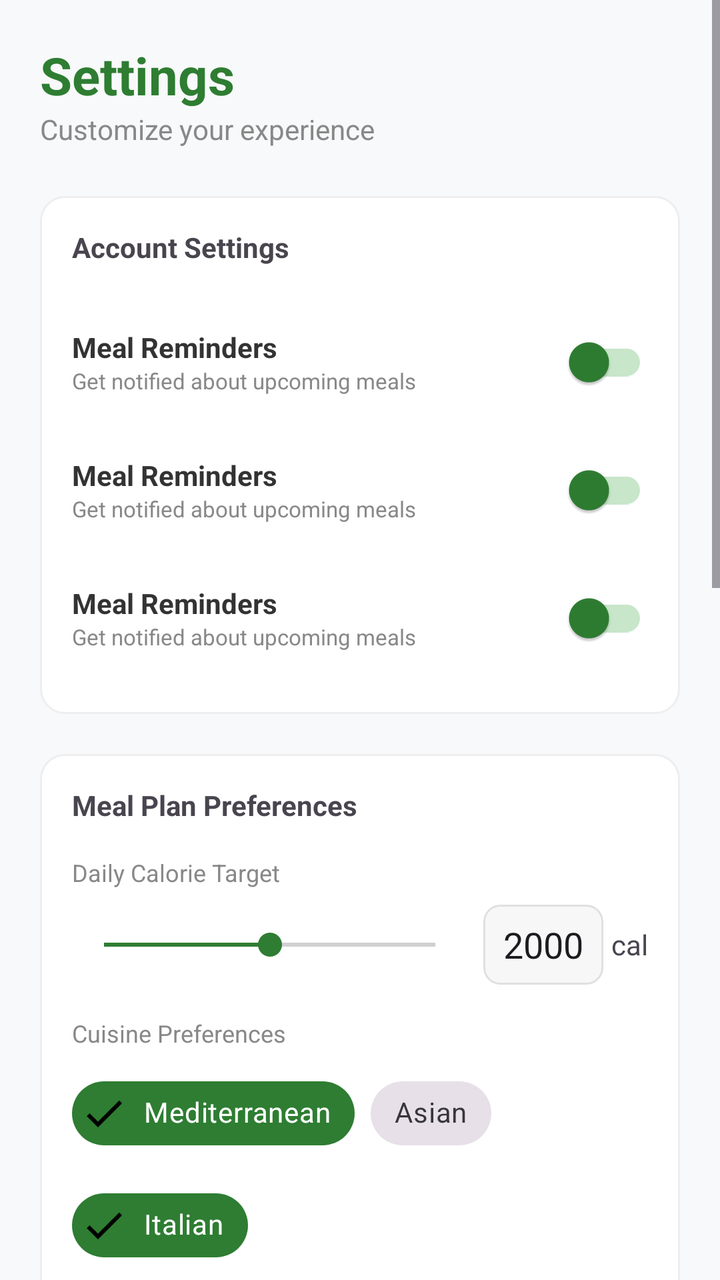
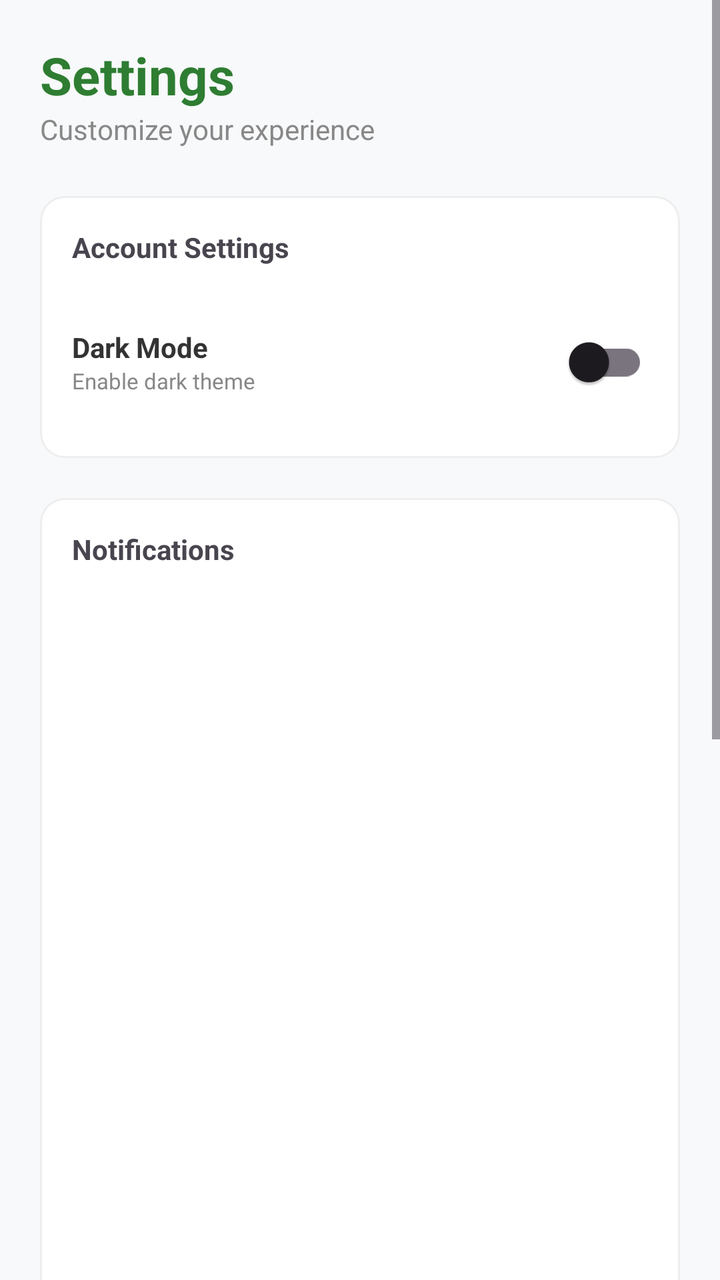

Screens rendered from an Android XML layout before and after an edit, with the pre-edit source and the edit as a unified diff.
<!-- AndroidManifest.xml: application theme Theme.NutriNest -->
<!-- res/layout/fragment_settings.xml -->
<?xml version="1.0" encoding="utf-8"?>
<ScrollView xmlns:android="http://schemas.android.com/apk/res/android"
    xmlns:app="http://schemas.android.com/apk/res-auto"
    android:layout_width="match_parent"
    android:layout_height="match_parent"
    android:background="#F8F9FA"
    android:fillViewport="true">

    <LinearLayout
        android:layout_width="match_parent"
        android:layout_height="wrap_content"
        android:orientation="vertical"
        android:padding="20dp">

        <TextView
            android:layout_width="wrap_content"
            android:layout_height="wrap_content"
            android:text="Settings"
            android:textColor="#2E7D32"
            android:textSize="26sp"
            android:textStyle="bold" />

        <TextView
            android:layout_width="wrap_content"
            android:layout_height="wrap_content"
            android:text="Customize your experience"
            android:textColor="#888888"
            android:layout_marginBottom="24dp"/>

        
        <LinearLayout
            android:layout_width="match_parent"
            android:layout_height="wrap_content"
            android:background="@drawable/bg_card"
            android:orientation="vertical"
            android:padding="16dp">

            <TextView android:text="Account Settings" android:textStyle="bold" android:layout_width="match_parent" android:layout_height="wrap_content" android:layout_marginBottom="16dp"/>

            <include layout="@layout/item_setting_toggle" />
            <include layout="@layout/item_setting_toggle" />
            <include layout="@layout/item_setting_toggle" />
        </LinearLayout>

        
        <LinearLayout
            android:layout_width="match_parent"
            android:layout_height="wrap_content"
            android:layout_marginTop="20dp"
            android:background="@drawable/bg_card"
            android:orientation="vertical"
            android:padding="16dp">

            <TextView android:text="Meal Plan Preferences" android:textStyle="bold" android:layout_width="match_parent" android:layout_height="wrap_content"/>

            <TextView android:text="Daily Calorie Target" android:layout_marginTop="16dp" android:textSize="12sp" android:textColor="#888888" android:layout_width="wrap_content" android:layout_height="wrap_content"/>

            <LinearLayout android:layout_width="match_parent" android:layout_height="wrap_content" android:gravity="center_vertical" android:orientation="horizontal" android:layout_marginTop="8dp">
                <SeekBar android:id="@+id/sbCalories" android:layout_width="0dp" android:layout_height="wrap_content" android:layout_weight="1" android:max="4000" android:progress="2000" android:progressTint="#2E7D32" android:thumbTint="#2E7D32"/>
                <EditText android:layout_width="60dp" android:layout_height="40dp" android:text="2000" android:gravity="center" android:background="@drawable/bg_input_field" android:layout_marginStart="8dp"/>
                <TextView android:text="cal" android:layout_marginStart="4dp" android:layout_width="wrap_content" android:layout_height="wrap_content"/>
            </LinearLayout>

            
            <TextView android:text="Cuisine Preferences" android:layout_marginTop="16dp" android:textSize="12sp" android:textColor="#888888" android:layout_width="wrap_content" android:layout_height="wrap_content"/>
            <com.google.android.material.chip.ChipGroup
                android:layout_width="match_parent"
                android:layout_height="wrap_content"
                android:layout_marginTop="8dp"
                app:chipSpacing="8dp">
                <com.google.android.material.chip.Chip style="@style/Widget.MaterialComponents.Chip.Filter" android:layout_width="wrap_content" android:layout_height="wrap_content" android:text="Mediterranean" android:checked="true" app:chipBackgroundColor="#2E7D32" android:textColor="@color/white"/>
                <com.google.android.material.chip.Chip style="@style/Widget.MaterialComponents.Chip.Filter" android:layout_width="wrap_content" android:layout_height="wrap_content" android:text="Asian" />
                <com.google.android.material.chip.Chip style="@style/Widget.MaterialComponents.Chip.Filter" android:layout_width="wrap_content" android:layout_height="wrap_content" android:text="Italian" android:checked="true" app:chipBackgroundColor="#2E7D32" android:textColor="@color/white"/>
            </com.google.android.material.chip.ChipGroup>
        </LinearLayout>

        
        <LinearLayout
            android:layout_width="match_parent"
            android:layout_height="wrap_content"
            android:layout_marginTop="20dp"
            android:background="@drawable/bg_card"
            android:orientation="vertical"
            android:padding="16dp">

            <TextView android:text="Notifications" android:textStyle="bold" android:layout_width="match_parent" android:layout_height="wrap_content"/>

            <ListView
                android:id="@+id/lvNotifications"
                android:layout_width="match_parent"
                android:layout_height="350dp"
                android:layout_marginTop="12dp"
                android:divider="@android:color/transparent"
                android:dividerHeight="8dp" />
        </LinearLayout>

        
        <LinearLayout
            android:layout_width="match_parent"
            android:layout_height="wrap_content"
            android:layout_marginTop="20dp"
            android:background="@drawable/bg_card"
            android:orientation="vertical"
            android:padding="16dp">

            <TextView android:text="Data &amp; Privacy" android:textStyle="bold" android:layout_width="match_parent" android:layout_height="wrap_content"/>

            <Button
                android:id="@+id/btnExport"
                style="@style/Widget.MaterialComponents.Button.TextButton"
                android:layout_width="match_parent"
                android:layout_height="55dp"
                android:layout_marginTop="12dp"
                android:backgroundTint="#F5F5F5"
                android:text="Export My Data"
                android:textColor="#333333"
                android:textAllCaps="false"
                app:icon="@drawable/ic_download"
                app:iconTint="#2E7D32" />

            <Button
                android:id="@+id/btnDelete"
                style="@style/Widget.MaterialComponents.Button.TextButton"
                android:layout_width="match_parent"
                android:layout_height="55dp"
                android:layout_marginTop="8dp"
                android:backgroundTint="#FFF0F0"
                android:text="Delete My Account"
                android:textColor="#D32F2F"
                android:textAllCaps="false"
                app:icon="@drawable/ic_delete"
                app:iconTint="#D32F2F" />
        </LinearLayout>

        
        <TextView
            android:layout_width="match_parent"
            android:layout_height="wrap_content"
            android:layout_marginTop="32dp"
            android:layout_marginBottom="24dp"
            android:gravity="center"
            android:text="NutriNest v1.2.0\n© 2026 NutriNest. All rights reserved."
            android:textColor="#BBBBBB"
            android:textSize="12sp" />

    </LinearLayout>
</ScrollView>
<!-- res/layout/item_setting_toggle.xml (included above) -->
<?xml version="1.0" encoding="utf-8"?>
<LinearLayout xmlns:android="http://schemas.android.com/apk/res/android"
    android:layout_width="match_parent"
    android:layout_height="wrap_content"
    android:gravity="center_vertical"
    android:orientation="horizontal"
    android:paddingVertical="8dp">

    <LinearLayout
        android:layout_width="0dp"
        android:layout_height="wrap_content"
        android:layout_weight="1"
        android:orientation="vertical">

        <TextView
            android:id="@+id/tvSettingTitle"
            android:layout_width="wrap_content"
            android:layout_height="wrap_content"
            android:text="Meal Reminders"
            android:textColor="#333333"
            android:textStyle="bold"
            android:textSize="14sp" />

        <TextView
            android:id="@+id/tvSettingSub"
            android:layout_width="wrap_content"
            android:layout_height="wrap_content"
            android:text="Get notified about upcoming meals"
            android:textColor="#888888"
            android:textSize="11sp" />
    </LinearLayout>

    <androidx.appcompat.widget.SwitchCompat
        android:id="@+id/swSetting"
        android:layout_width="wrap_content"
        android:layout_height="wrap_content"
        android:thumbTint="#2E7D32"
        android:trackTint="#C8E6C9" />

</LinearLayout>
<!-- resources referenced by this layout -->
<resources>
  <color name="white">#FFFFFFFF</color>
  <!-- drawable bg_card (drawable) -->
  <shape xmlns:android="http://schemas.android.com/apk/res/android">
      <solid android:color="#FFFFFF" />
      <corners android:radius="12dp" />
      <stroke android:width="1dp" android:color="#EEEEEE" />
  </shape>
  <!-- drawable bg_input_field (drawable) -->
  <shape xmlns:android="http://schemas.android.com/apk/res/android">
      <solid android:color="#F7F7F7" />
      <corners android:radius="8dp" />
      <stroke android:width="1dp" android:color="#E0E0E0" />
  </shape>
  <!-- drawable ic_delete (drawable) -->
  <vector xmlns:android="http://schemas.android.com/apk/res/android" android:height="24dp" android:tint="#000000" android:viewportHeight="24" android:viewportWidth="24" android:width="24dp">
        
      <path android:fillColor="@android:color/white" android:pathData="M6,19c0,1.1 0.9,2 2,2h8c1.1,0 2,-0.9 2,-2V7H6v12zM19,4h-3.5l-1,-1h-5l-1,1H5v2h14V4z"/>
      
  </vector>
  <!-- drawable ic_download (drawable) -->
  <vector xmlns:android="http://schemas.android.com/apk/res/android" android:height="24dp" android:tint="#000000" android:viewportHeight="24" android:viewportWidth="24" android:width="24dp">
        
      <path android:fillColor="@android:color/white" android:pathData="M5,20h14v-2H5V20zM19,9h-4V3H9v6H5l7,7L19,9z"/>
      
  </vector>
  <style name="Theme.NutriNest" parent="Base.Theme.NutriNest" />
  <style name="Base.Theme.NutriNest" parent="Theme.Material3.DayNight.NoActionBar">
          
          
      </style>
</resources>

<!-- the commit's change to res/layout/fragment_settings.xml (unified diff, before → after) -->
@@ -4,7 +4,9 @@
     android:layout_width="match_parent"
     android:layout_height="match_parent"
     android:background="#F8F9FA"
-    android:fillViewport="true">
+    android:fillViewport="true"
+    android:clipToPadding="false"
+    android:paddingBottom="80dp">
 
     <LinearLayout
         android:layout_width="match_parent"
@@ -37,42 +39,45 @@
 
             <TextView android:text="Account Settings" android:textStyle="bold" android:layout_width="match_parent" android:layout_height="wrap_content" android:layout_marginBottom="16dp"/>
 
-            <include layout="@layout/item_setting_toggle" />
-            <include layout="@layout/item_setting_toggle" />
-            <include layout="@layout/item_setting_toggle" />
+            <LinearLayout
+                android:layout_width="match_parent"
+                android:layout_height="wrap_content"
+                android:gravity="center_vertical"
+                android:orientation="horizontal"
+                android:paddingVertical="8dp">
+
+                <LinearLayout
+                    android:layout_width="0dp"
+                    android:layout_height="wrap_content"
+                    android:layout_weight="1"
+                    android:orientation="vertical">
+
+                    <TextView
+                        android:layout_width="wrap_content"
+                        android:layout_height="wrap_content"
+                        android:text="Dark Mode"
+                        android:textColor="#333333"
+                        android:textStyle="bold"
+                        android:textSize="14sp" />
+
+                    <TextView
+                        android:layout_width="wrap_content"
+                        android:layout_height="wrap_content"
+                        android:text="Enable dark theme"
+                        android:textColor="#888888"
+                        android:textSize="11sp" />
+                </LinearLayout>
+
+                <androidx.appcompat.widget.SwitchCompat
+                    android:layout_width="wrap_content"
+                    android:layout_height="wrap_content"
+                    android:thumbTint="#2E7D32"
+                    android:trackTint="#C8E6C9" />
+
+            </LinearLayout>
         </LinearLayout>
 
-        
-        <LinearLayout
-            android:layout_width="match_parent"
-            android:layout_height="wrap_content"
-            android:layout_marginTop="20dp"
-            android:background="@drawable/bg_card"
-            android:orientation="vertical"
-            android:padding="16dp">
 
-            <TextView android:text="Meal Plan Preferences" android:textStyle="bold" android:layout_width="match_parent" android:layout_height="wrap_content"/>
-
-            <TextView android:text="Daily Calorie Target" android:layout_marginTop="16dp" android:textSize="12sp" android:textColor="#888888" android:layout_width="wrap_content" android:layout_height="wrap_content"/>
-
-            <LinearLayout android:layout_width="match_parent" android:layout_height="wrap_content" android:gravity="center_vertical" android:orientation="horizontal" android:layout_marginTop="8dp">
-                <SeekBar android:id="@+id/sbCalories" android:layout_width="0dp" android:layout_height="wrap_content" android:layout_weight="1" android:max="4000" android:progress="2000" android:progressTint="#2E7D32" android:thumbTint="#2E7D32"/>
-                <EditText android:layout_width="60dp" android:layout_height="40dp" android:text="2000" android:gravity="center" android:background="@drawable/bg_input_field" android:layout_marginStart="8dp"/>
-                <TextView android:text="cal" android:layout_marginStart="4dp" android:layout_width="wrap_content" android:layout_height="wrap_content"/>
-            </LinearLayout>
-
-            
-            <TextView android:text="Cuisine Preferences" android:layout_marginTop="16dp" android:textSize="12sp" android:textColor="#888888" android:layout_width="wrap_content" android:layout_height="wrap_content"/>
-            <com.google.android.material.chip.ChipGroup
-                android:layout_width="match_parent"
-                android:layout_height="wrap_content"
-                android:layout_marginTop="8dp"
-                app:chipSpacing="8dp">
-                <com.google.android.material.chip.Chip style="@style/Widget.MaterialComponents.Chip.Filter" android:layout_width="wrap_content" android:layout_height="wrap_content" android:text="Mediterranean" android:checked="true" app:chipBackgroundColor="#2E7D32" android:textColor="@color/white"/>
-                <com.google.android.material.chip.Chip style="@style/Widget.MaterialComponents.Chip.Filter" android:layout_width="wrap_content" android:layout_height="wrap_content" android:text="Asian" />
-                <com.google.android.material.chip.Chip style="@style/Widget.MaterialComponents.Chip.Filter" android:layout_width="wrap_content" android:layout_height="wrap_content" android:text="Italian" android:checked="true" app:chipBackgroundColor="#2E7D32" android:textColor="@color/white"/>
-            </com.google.android.material.chip.ChipGroup>
-        </LinearLayout>
 
         
         <LinearLayout
@@ -145,44 +150,3 @@
 
     </LinearLayout>
 </ScrollView>
-<!-- res/layout/item_setting_toggle.xml (included above) -->
-<?xml version="1.0" encoding="utf-8"?>
-<LinearLayout xmlns:android="http://schemas.android.com/apk/res/android"
-    android:layout_width="match_parent"
-    android:layout_height="wrap_content"
-    android:gravity="center_vertical"
-    android:orientation="horizontal"
-    android:paddingVertical="8dp">
-
-    <LinearLayout
-        android:layout_width="0dp"
-        android:layout_height="wrap_content"
-        android:layout_weight="1"
-        android:orientation="vertical">
-
-        <TextView
-            android:id="@+id/tvSettingTitle"
-            android:layout_width="wrap_content"
-            android:layout_height="wrap_content"
-            android:text="Meal Reminders"
-            android:textColor="#333333"
-            android:textStyle="bold"
-            android:textSize="14sp" />
-
-        <TextView
-            android:id="@+id/tvSettingSub"
-            android:layout_width="wrap_content"
-            android:layout_height="wrap_content"
-            android:text="Get notified about upcoming meals"
-            android:textColor="#888888"
-            android:textSize="11sp" />
-    </LinearLayout>
-
-    <androidx.appcompat.widget.SwitchCompat
-        android:id="@+id/swSetting"
-        android:layout_width="wrap_content"
-        android:layout_height="wrap_content"
-        android:thumbTint="#2E7D32"
-        android:trackTint="#C8E6C9" />
-
-</LinearLayout>
<!-- resource entries referenced after the edit -->
@@ -1,17 +1,10 @@
 <!-- resources referenced by this layout -->
 <resources>
-  <color name="white">#FFFFFFFF</color>
   <!-- drawable bg_card (drawable) -->
   <shape xmlns:android="http://schemas.android.com/apk/res/android">
       <solid android:color="#FFFFFF" />
       <corners android:radius="12dp" />
       <stroke android:width="1dp" android:color="#EEEEEE" />
-  </shape>
-  <!-- drawable bg_input_field (drawable) -->
-  <shape xmlns:android="http://schemas.android.com/apk/res/android">
-      <solid android:color="#F7F7F7" />
-      <corners android:radius="8dp" />
-      <stroke android:width="1dp" android:color="#E0E0E0" />
   </shape>
   <!-- drawable ic_delete (drawable) -->
   <vector xmlns:android="http://schemas.android.com/apk/res/android" android:height="24dp" android:tint="#000000" android:viewportHeight="24" android:viewportWidth="24" android:width="24dp">
